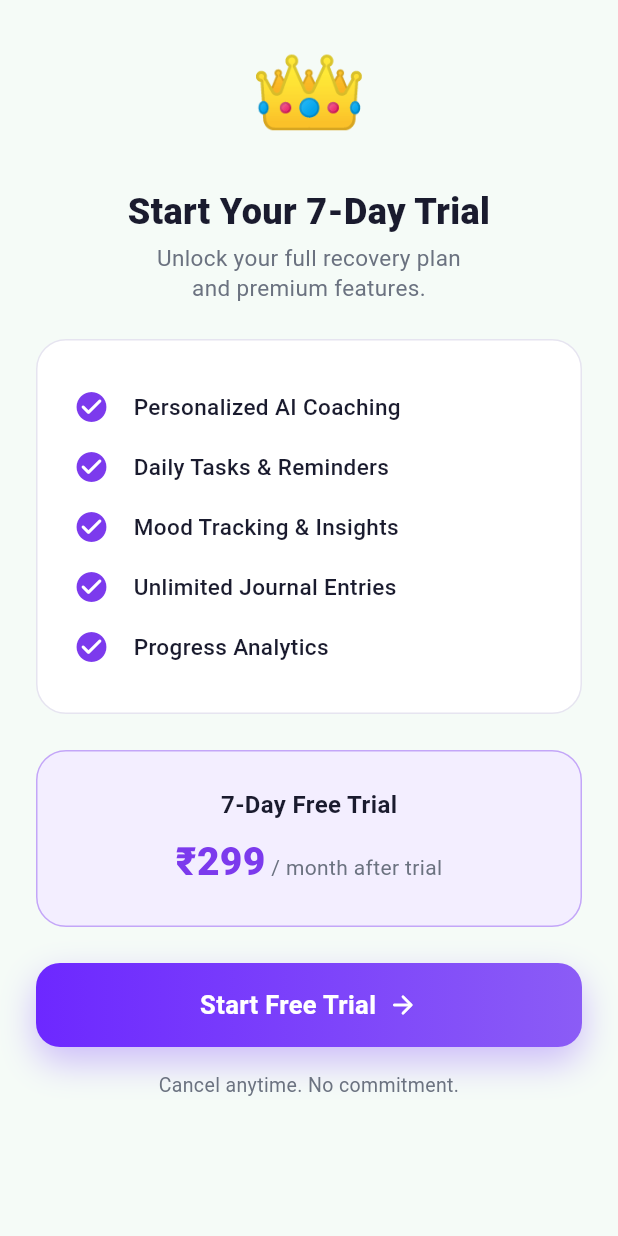
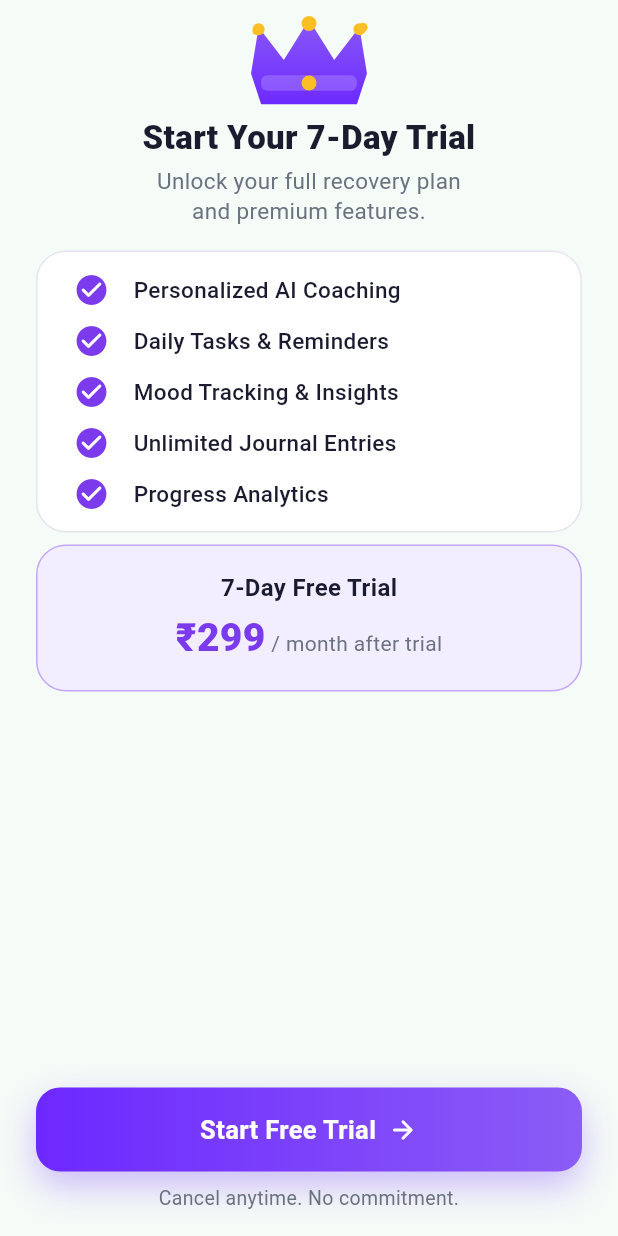
Before and after one commit to SouvikPati11/LifeReset, a Flutter app: the SubscriptionStep widget shown alone on an empty page, opened directly, on a phone screen of 412 x 824 dp. Run offline on Flutter 3.47's test engine with Material 3 defaults, Android fonts, the phone set to English and light mode, and no system bars; our stand-ins replace cloud_firestore, cloud_functions, equatable, firebase_auth, firebase_core, firebase_messaging and 3 more; missing offline and left inert: razorpay_flutter; accounts and stored records are empty; generated files the repository leaves out were written again.

Commit message:
Fix onboarding Welcome and Subscription layouts to match the Figma
- Welcome: stop the 3-feature card from stretching to full height (its inner
  columns were mainAxisSize.max, which covered the hero). It now hugs its
  content as a compact strip at the bottom, leaving the hero visible.
- Subscription: pin the "Start Free Trial" CTA and footer below a scrollable
  hero/perks/price block so they always stay on screen, and tighten spacing so
  the whole screen fits without scrolling. Replace the flat 👑 emoji with a
  painted purple crown illustration (gold jewels + sparkles).

flutter analyze (onboarding): no issues.

```diff
--- a/lib/features/onboarding/presentation/steps/subscription_step.dart
+++ b/lib/features/onboarding/presentation/steps/subscription_step.dart
@@ -39,43 +39,60 @@ class SubscriptionStep extends ConsumerWidget {
       onboardingControllerProvider.select((s) => s.isSubmitting),
     );
 
-    return SingleChildScrollView(
-      padding: const EdgeInsets.fromLTRB(
+    // The scrollable block holds the hero/perks/price; the CTA and footer are
+    // pinned below so they stay on-screen (matching the Figma one-screen layout).
+    return Column(
+      children: [
+        const Expanded(
+          child: SingleChildScrollView(
+            padding: EdgeInsets.fromLTRB(
               AppSizes.lg,
-        AppSizes.md,
+              AppSizes.sm,
               AppSizes.lg,
-        AppSizes.lg,
+              AppSizes.sm,
             ),
             child: Column(
               children: [
-          const Text('👑', style: TextStyle(fontSize: 64)),
-          const SizedBox(height: AppSizes.md),
-          const Text(
+                _CrownIcon(),
+                SizedBox(height: AppSizes.xs),
+                Text(
                   'Start Your 7-Day Trial',
                   textAlign: TextAlign.center,
                   style: TextStyle(
-              fontSize: 24,
+                    fontSize: 22,
                     fontWeight: FontWeight.w800,
                     color: OnboardingStyle.ink,
                   ),
                 ),
-          const SizedBox(height: AppSizes.xs),
-          const Text(
+                SizedBox(height: AppSizes.xs),
+                Text(
                   'Unlock your full recovery plan\nand premium features.',
                   textAlign: TextAlign.center,
                   style: OnboardingStyle.subtitle,
                 ),
-          const SizedBox(height: AppSizes.lg),
-          const _PerksCard(perks: _perks),
-          const SizedBox(height: AppSizes.lg),
-          const _PriceCard(),
-          const SizedBox(height: AppSizes.lg),
+                SizedBox(height: AppSizes.md),
+                _PerksCard(perks: _perks),
+                SizedBox(height: AppSizes.sm),
+                _PriceCard(),
+              ],
+            ),
+          ),
+        ),
+        Padding(
+          padding: const EdgeInsets.fromLTRB(
+            AppSizes.lg,
+            AppSizes.sm,
+            AppSizes.lg,
+            AppSizes.md,
+          ),
+          child: Column(
+            children: [
               OnboardingButton(
                 label: 'Start Free Trial',
                 isLoading: isSubmitting,
                 onPressed: isSubmitting ? null : () => _startTrial(context, ref),
               ),
-          const SizedBox(height: AppSizes.md),
+              const SizedBox(height: AppSizes.sm),
               const Text(
                 'Cancel anytime. No commitment.',
                 textAlign: TextAlign.center,
@@ -83,8 +100,86 @@ class SubscriptionStep extends ConsumerWidget {
               ),
             ],
           ),
+        ),
+      ],
     );
   }
+}
+
+/// A purple crown illustration with gold jewels (replaces the flat emoji).
+class _CrownIcon extends StatelessWidget {
+  const _CrownIcon();
+
+  @override
+  Widget build(BuildContext context) {
+    return const SizedBox(
+      width: 84,
+      height: 64,
+      child: CustomPaint(painter: _CrownPainter()),
+    );
+  }
+}
+
+class _CrownPainter extends CustomPainter {
+  const _CrownPainter();
+
+  @override
+  void paint(Canvas canvas, Size size) {
+    final w = size.width;
+    final h = size.height;
+
+    // Sparkles around the crown.
+    final sparkle = Paint()..color = const Color(0xFFFBBF24);
+    void star(double cx, double cy, double r) {
+      canvas.drawCircle(Offset(cx, cy), r, sparkle);
+    }
+
+    star(w * 0.08, h * 0.2, 2.4);
+    star(w * 0.93, h * 0.16, 3);
+    star(w * 0.86, h * 0.42, 2);
+
+    // Crown body.
+    final crown = Path()
+      ..moveTo(w * 0.04, h * 0.64)
+      ..lineTo(w * 0.10, h * 0.16)
+      ..lineTo(w * 0.30, h * 0.50)
+      ..lineTo(w * 0.50, h * 0.08)
+      ..lineTo(w * 0.70, h * 0.50)
+      ..lineTo(w * 0.90, h * 0.16)
+      ..lineTo(w * 0.96, h * 0.64)
+      ..lineTo(w * 0.88, h * 0.96)
+      ..lineTo(w * 0.12, h * 0.96)
+      ..close();
+
+    canvas.drawPath(
+      crown,
+      Paint()
+        ..shader = const LinearGradient(
+          begin: Alignment.topCenter,
+          end: Alignment.bottomCenter,
+          colors: [OnboardingStyle.purpleEnd, OnboardingStyle.purpleStart],
+        ).createShader(Rect.fromLTWH(0, 0, w, h)),
+    );
+
+    // Base band highlight.
+    canvas.drawRRect(
+      RRect.fromRectAndRadius(
+        Rect.fromLTWH(w * 0.12, h * 0.66, w * 0.76, h * 0.16),
+        const Radius.circular(4),
+      ),
+      Paint()..color = Colors.white.withValues(alpha: 0.18),
+    );
+
+    // Jewels on the peak tips + centre band.
+    final jewel = Paint()..color = const Color(0xFFFBBF24);
+    canvas.drawCircle(Offset(w * 0.10, h * 0.18), 4, jewel);
+    canvas.drawCircle(Offset(w * 0.50, h * 0.12), 5, jewel);
+    canvas.drawCircle(Offset(w * 0.90, h * 0.18), 4, jewel);
+    canvas.drawCircle(Offset(w * 0.50, h * 0.74), 5, jewel);
+  }
+
+  @override
+  bool shouldRepaint(covariant CustomPainter oldDelegate) => false;
 }
 
 class _PerksCard extends StatelessWidget {
@@ -96,7 +191,10 @@ class _PerksCard extends StatelessWidget {
   Widget build(BuildContext context) {
     return Container(
       width: double.infinity,
-      padding: const EdgeInsets.all(AppSizes.lg),
+      padding: const EdgeInsets.symmetric(
+        horizontal: AppSizes.lg,
+        vertical: AppSizes.sm,
+      ),
       decoration: BoxDecoration(
         color: OnboardingStyle.surface,
         borderRadius: BorderRadius.circular(20),
@@ -107,7 +205,7 @@ class _PerksCard extends StatelessWidget {
         children: [
           for (final perk in perks)
             Padding(
-              padding: const EdgeInsets.symmetric(vertical: AppSizes.sm),
+              padding: const EdgeInsets.symmetric(vertical: 5),
               child: Row(
                 children: [
                   const Icon(Icons.check_circle_rounded,
@@ -141,7 +239,7 @@ class _PriceCard extends StatelessWidget {
       width: double.infinity,
       padding: const EdgeInsets.symmetric(
         horizontal: AppSizes.lg,
-        vertical: AppSizes.lg,
+        vertical: AppSizes.md,
       ),
       decoration: BoxDecoration(
         color: OnboardingStyle.selectedFill,
@@ -158,7 +256,7 @@ class _PriceCard extends StatelessWidget {
               color: OnboardingStyle.ink,
             ),
           ),
-          SizedBox(height: AppSizes.sm),
+          SizedBox(height: AppSizes.xs),
           Text.rich(
             TextSpan(
               children: [
--- a/lib/features/onboarding/presentation/steps/welcome_step.dart
+++ b/lib/features/onboarding/presentation/steps/welcome_step.dart
@@ -130,6 +130,7 @@ class _Feature extends StatelessWidget {
   Widget build(BuildContext context) {
     return Expanded(
       child: Column(
+        mainAxisSize: MainAxisSize.min,
         children: [
           Container(
             width: 40,
```
Lines whose indentation alone changed are shown as unchanged.
